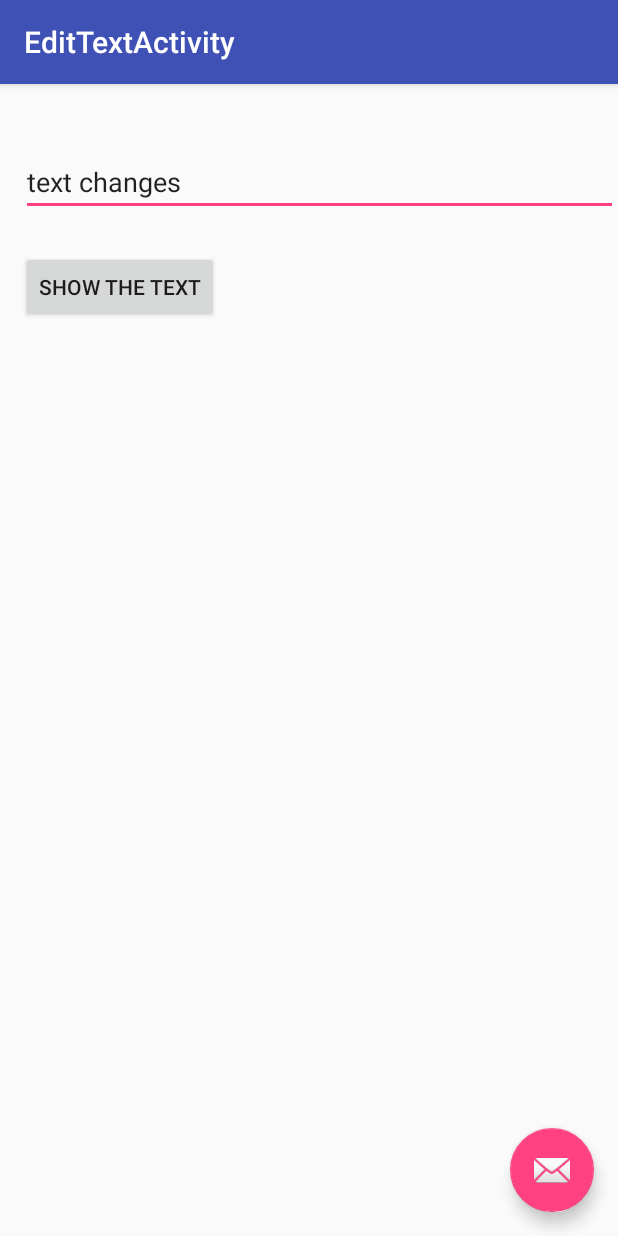
After one commit to iarlenaquiles/EstudoAndroid, an Android app: the EditTextActivity screen opened directly, with no data from a screen before it, on a phone screen of 412 x 824 dp. The commit adds this screen. Run offline under Robolectric (Android 15) with nearby library versions, the phone set to English and light mode, and no system bars.

Commit message:
Criando a activity do edittext

```diff
--- a/app/src/main/AndroidManifest.xml
+++ b/app/src/main/AndroidManifest.xml
@@ -19,6 +19,10 @@
         <activity
             android:name=".ToggleActivity"
             android:label="@string/title_activity_toggle"
+            android:theme="@style/AppTheme.NoActionBar" />
+        <activity
+            android:name=".EditTextActivity"
+            android:label="@string/title_activity_edit_text"
             android:theme="@style/AppTheme.NoActionBar"></activity>
     </application>
 
--- /dev/null
+++ b/app/src/main/java/com/example/iarlenaquiles/estudoandroid/EditTextActivity.java
@@ -0,0 +1,52 @@
+package com.example.iarlenaquiles.estudoandroid;
+
+import android.os.Bundle;
+import android.support.design.widget.FloatingActionButton;
+import android.support.design.widget.Snackbar;
+import android.support.v7.app.AppCompatActivity;
+import android.support.v7.widget.Toolbar;
+import android.view.View;
+import android.widget.Button;
+import android.widget.EditText;
+import android.widget.Toast;
+
+public class EditTextActivity extends AppCompatActivity {
+
+    private EditText eText;
+    private Button btn;
+
+    @Override
+    protected void onCreate(Bundle savedInstanceState) {
+        super.onCreate(savedInstanceState);
+        setContentView(R.layout.activity_edit_text);
+        Toolbar toolbar = (Toolbar) findViewById(R.id.toolbar);
+        setSupportActionBar(toolbar);
+
+        FloatingActionButton fab = (FloatingActionButton) findViewById(R.id.fab);
+        fab.setOnClickListener(new View.OnClickListener() {
+            @Override
+            public void onClick(View view) {
+                Snackbar.make(view, "Replace with your own action", Snackbar.LENGTH_LONG)
+                        .setAction("Action", null).show();
+            }
+        });
+
+        addListenerOnButton();
+    }
+
+    public void addListenerOnButton() {
+        eText = (EditText) findViewById(R.id.edittext);
+        btn = (Button) findViewById(R.id.button);
+
+        btn.setOnClickListener(new View.OnClickListener() {
+            @Override
+            public void onClick(View v) {
+                String str = eText.getText().toString();
+                Toast msg = Toast.makeText(getBaseContext(), str, Toast.LENGTH_LONG);
+                msg.show();
+            }
+        });
+    }
+
+
+}
--- /dev/null
+++ b/app/src/main/res/layout/activity_edit_text.xml
@@ -0,0 +1,33 @@
+<?xml version="1.0" encoding="utf-8"?>
+<android.support.design.widget.CoordinatorLayout xmlns:android="http://schemas.android.com/apk/res/android"
+    xmlns:app="http://schemas.android.com/apk/res-auto"
+    xmlns:tools="http://schemas.android.com/tools"
+    android:layout_width="match_parent"
+    android:layout_height="match_parent"
+    tools:context=".EditTextActivity">
+
+    <android.support.design.widget.AppBarLayout
+        android:layout_width="match_parent"
+        android:layout_height="wrap_content"
+        android:theme="@style/AppTheme.AppBarOverlay">
+
+        <android.support.v7.widget.Toolbar
+            android:id="@+id/toolbar"
+            android:layout_width="match_parent"
+            android:layout_height="?attr/actionBarSize"
+            android:background="?attr/colorPrimary"
+            app:popupTheme="@style/AppTheme.PopupOverlay" />
+
+    </android.support.design.widget.AppBarLayout>
+
+    <include layout="@layout/content_edit_text" />
+
+    <android.support.design.widget.FloatingActionButton
+        android:id="@+id/fab"
+        android:layout_width="wrap_content"
+        android:layout_height="wrap_content"
+        android:layout_gravity="bottom|end"
+        android:layout_margin="@dimen/fab_margin"
+        app:srcCompat="@android:drawable/ic_dialog_email" />
+
+</android.support.design.widget.CoordinatorLayout>
--- /dev/null
+++ b/app/src/main/res/layout/content_edit_text.xml
@@ -0,0 +1,36 @@
+<?xml version="1.0" encoding="utf-8"?>
+<RelativeLayout xmlns:android="http://schemas.android.com/apk/res/android"
+    xmlns:tools="http://schemas.android.com/tools"
+    android:layout_width="match_parent"
+    android:layout_height="match_parent"
+    >
+
+    <TextView
+        android:id="@+id/textView1"
+        android:layout_width="wrap_content"
+        android:layout_height="wrap_content"
+        android:layout_alignParentLeft="true"
+        android:layout_alignParentTop="true"
+        android:layout_marginLeft="14dp"
+        android:layout_marginTop="18dp"
+        android:text="@string/example_edittext" />
+
+    <Button
+        android:id="@+id/button"
+        android:layout_width="wrap_content"
+        android:layout_height="wrap_content"
+        android:layout_alignLeft="@+id/textView1"
+        android:layout_below="@+id/textView1"
+        android:layout_marginTop="130dp"
+        android:text="@string/show_the_text" />
+
+    <EditText
+        android:id="@+id/edittext"
+        android:layout_width="fill_parent"
+        android:layout_height="wrap_content"
+        android:layout_alignLeft="@+id/button"
+        android:layout_below="@+id/textView1"
+        android:layout_marginTop="61dp"
+        android:ems="10"
+        android:text="@string/enter_text" android:inputType="text" />
+</RelativeLayout>
--- a/app/src/main/res/values/strings.xml
+++ b/app/src/main/res/values/strings.xml
@@ -5,4 +5,8 @@
     <string name="toggle_off">Off</string>
     <string name="btn_display">Display</string>
     <string name="btn_home_toggle">Toggle</string>
+    <string name="title_activity_edit_text">EditTextActivity</string>
+    <string name="example_edittext">Example showing EditText</string>
+    <string name="show_the_text">Show the Text</string>
+    <string name="enter_text">text changes</string>
 </resources>
```
